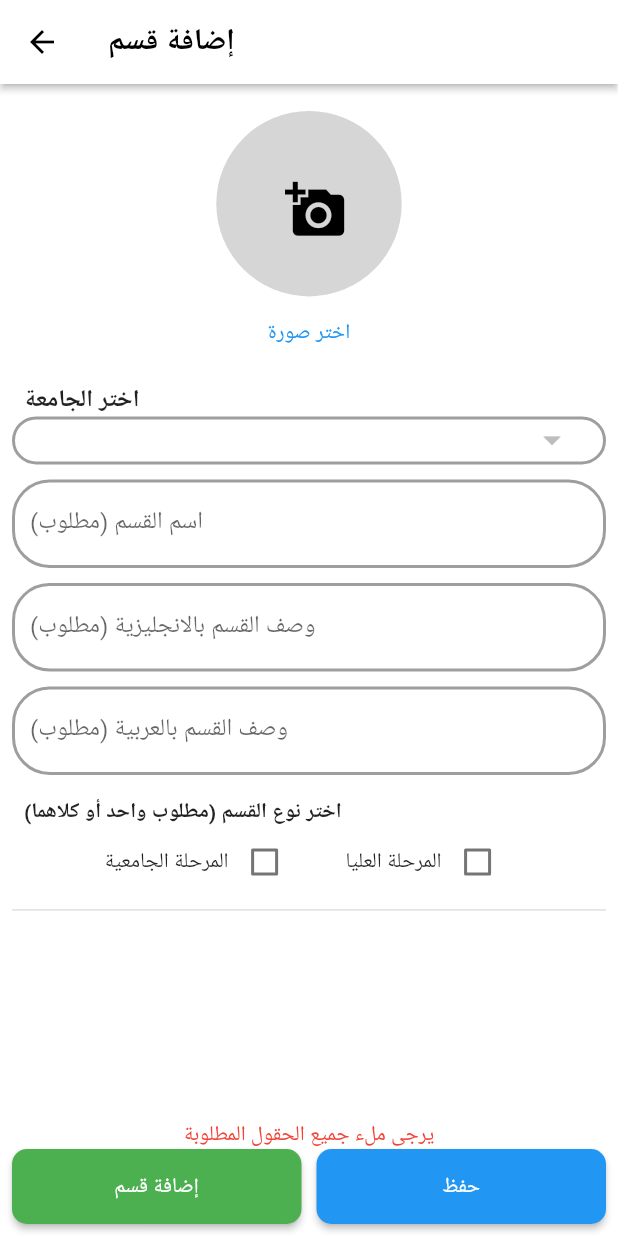
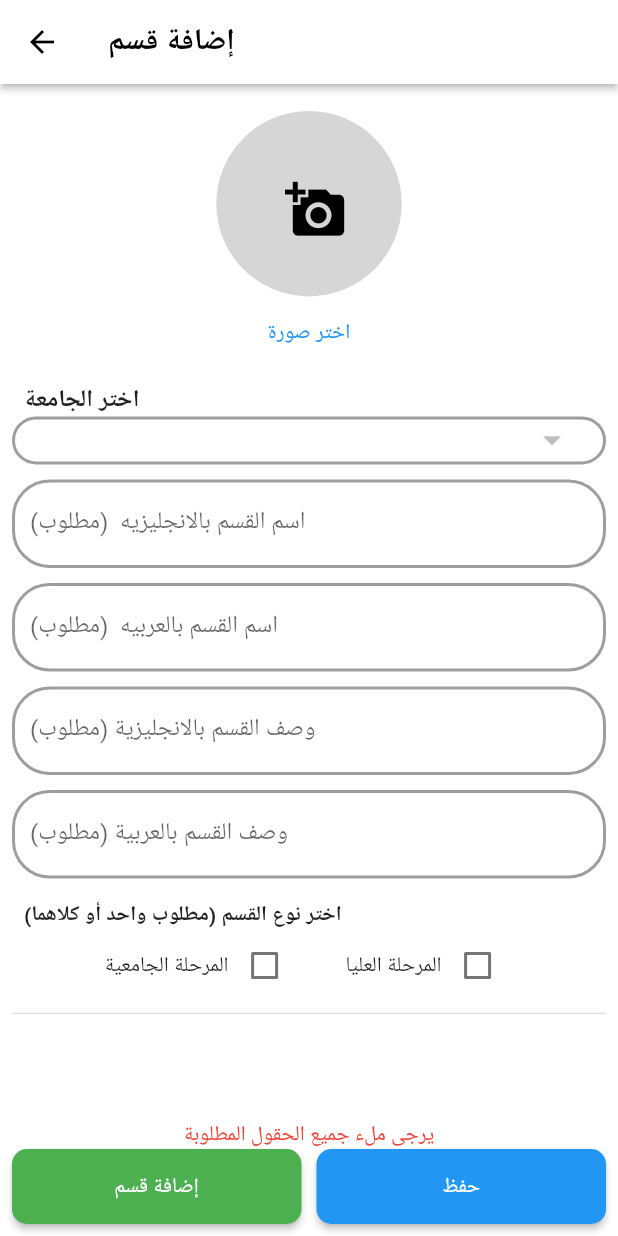
Before and after one commit to Hazem010h/admin_alex_uni, a Flutter app: the AddDepartmentScreen screen opened directly, after a tap on "حفظ", on a phone screen of 412 x 824 dp. Run offline on Flutter 3.47's test engine with Material 2 defaults, Android fonts, the phone set to English and light mode, and no system bars; our stand-ins replace another_flushbar, bloc, cloud_firestore, conditional_builder_null_safety, firebase_auth, firebase_core and 7 more; accounts and stored records are empty.

Commit message:
arabic title departments

```diff
--- a/lib/screens/add_department_screen/add_department_screen.dart
+++ b/lib/screens/add_department_screen/add_department_screen.dart
@@ -26,11 +26,13 @@ class _AddDepartmentScreenState extends State<AddDepartmentScreen> {
   List<File?> images = [];
   File? mainImage;
   String? mainTitle;
+  String? mainTitleArabic;
   String? mainDescription;
   String? arabicMainDescription;
   List<String?> descriptions = [];
   List<String?> arabicDescriptions = [];
   TextEditingController departmentNameController = TextEditingController();
+  TextEditingController arabicDepartmentNameController = TextEditingController();
   TextEditingController departmentDescriptionController = TextEditingController();
   TextEditingController arabicDepartmentDescriptionController = TextEditingController();
 
@@ -170,12 +172,22 @@ class _AddDepartmentScreenState extends State<AddDepartmentScreen> {
                     height: 5,
                   ),
                   reusableTextFormField(
-                    label: lang=='en'?'Department Name (required)':'اسم القسم (مطلوب)',
+                    label: lang=='en'?'Department Name English  (required)':'اسم القسم بالانجليزيه  (مطلوب)',
                     onChanged: (value) {
                       mainTitle = value;
                       return null;
                     },
                     controller: departmentNameController,
+                    keyboardType: TextInputType.text,
+                    onTap: () {},
+                  ),
+                  reusableTextFormField(
+                    label: lang=='en'?'Department Name Arabic (required)':'اسم القسم بالعربيه  (مطلوب)',
+                    onChanged: (value) {
+                      mainTitleArabic = value;
+                      return null;
+                    },
+                    controller: arabicDepartmentNameController,
                     keyboardType: TextInputType.text,
                     onTap: () {},
                   ),
@@ -319,7 +331,7 @@ class _AddDepartmentScreenState extends State<AddDepartmentScreen> {
                             function: () async {
                               if (mainTitle == null ||
                                   mainDescription == null ||
-                                  mainImage == null ||
+                                  mainImage == null ||mainTitleArabic==null||
                                   arabicMainDescription == null ||
                                   (isUnderGraduateList == false &&
                                       isPostGraduateList == false)) {
@@ -484,6 +496,9 @@ class _AddDepartmentScreenState extends State<AddDepartmentScreen> {
         'name': mainTitle,
         'isUndergraduate': isUnderGraduateList,
         'isPostgraduate': isPostGraduateList,
+        'arabicName': mainTitleArabic,
+
+
         'sectionImages': [],
         'sectionDescriptions': [
           mainDescription,
```
